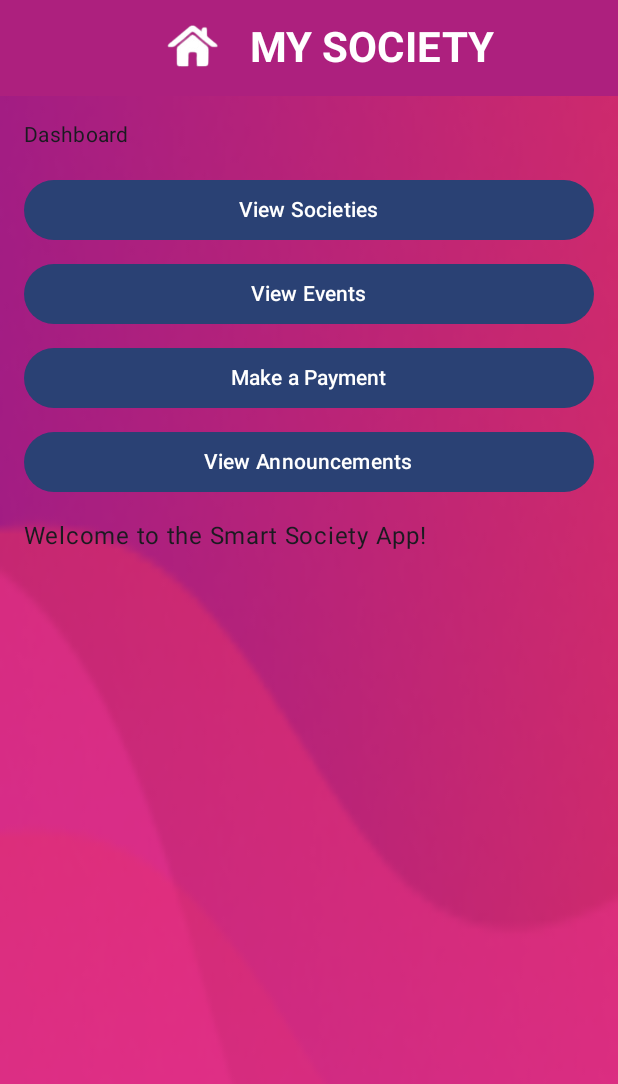
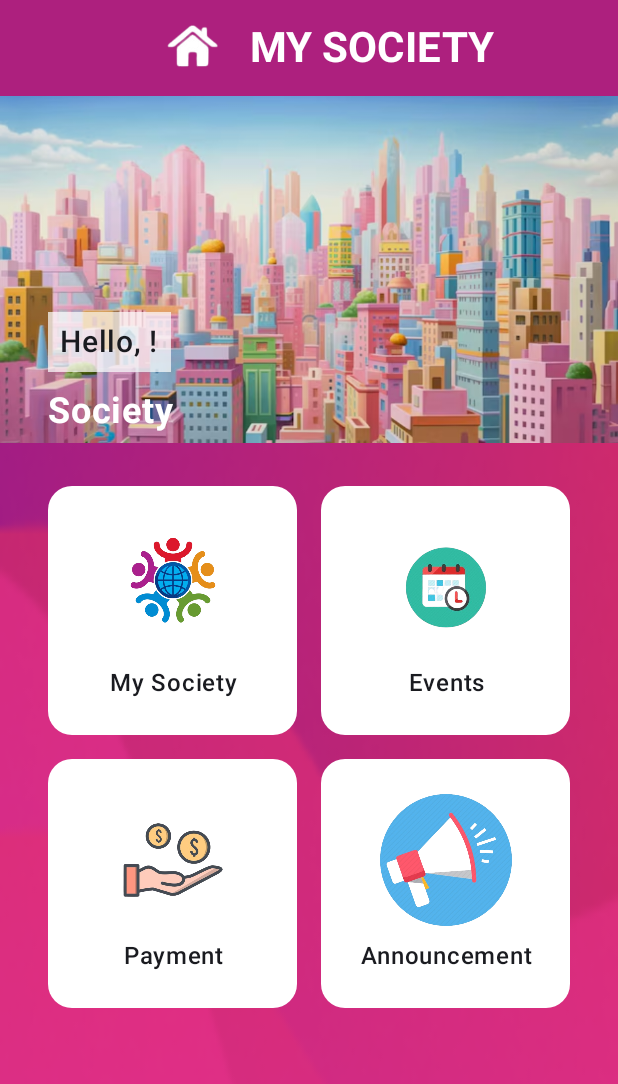
Before and after one commit to kmanikanta335/mySociety, an Android app built with Jetpack Compose: the DashboardScreen screen opened through its navigation route, on a phone screen of 412 x 824 dp. Shown: the top 1084 px of the screen. Run offline under Robolectric (Android 15) with nearby library versions, the phone set to English and light mode, and no system bars; our stand-ins replace Firebase (no records; nobody signed in at launch, a user with empty details on screens opened directly).

Commit message:
DashBaord screen implemnted with design

```diff
--- a/app/src/main/java/com/society/ui/screens/DashboardScreen.kt
+++ b/app/src/main/java/com/society/ui/screens/DashboardScreen.kt
@@ -1,55 +1,172 @@
 package com.society.ui.screens
 
+import androidx.compose.foundation.Image
+import androidx.compose.foundation.background
+import androidx.compose.foundation.clickable
+import androidx.compose.foundation.layout.Arrangement
+import androidx.compose.foundation.layout.Box
 import androidx.compose.foundation.layout.Column
+import androidx.compose.foundation.layout.PaddingValues
 import androidx.compose.foundation.layout.Spacer
+import androidx.compose.foundation.layout.aspectRatio
 import androidx.compose.foundation.layout.fillMaxSize
 import androidx.compose.foundation.layout.fillMaxWidth
 import androidx.compose.foundation.layout.height
 import androidx.compose.foundation.layout.padding
+import androidx.compose.foundation.layout.size
+import androidx.compose.foundation.lazy.grid.GridCells
+import androidx.compose.foundation.lazy.grid.LazyVerticalGrid
+import androidx.compose.foundation.shape.RoundedCornerShape
 import androidx.compose.material3.Button
+import androidx.compose.material3.Card
+import androidx.compose.material3.CardDefaults
 import androidx.compose.material3.MaterialTheme
 import androidx.compose.material3.Text
 import androidx.compose.runtime.Composable
+import androidx.compose.runtime.LaunchedEffect
+import androidx.compose.runtime.getValue
+import androidx.compose.runtime.mutableStateOf
+import androidx.compose.runtime.remember
+import androidx.compose.runtime.setValue
+import androidx.compose.ui.Alignment
 import androidx.compose.ui.Modifier
+import androidx.compose.ui.draw.clip
+import androidx.compose.ui.graphics.Color
+import androidx.compose.ui.res.painterResource
+import androidx.compose.ui.text.font.FontWeight
+import androidx.compose.ui.text.style.TextAlign
 import androidx.compose.ui.unit.dp
+import androidx.compose.ui.unit.sp
+import androidx.lifecycle.viewmodel.compose.viewModel
 import androidx.navigation.NavController
+import androidx.navigation.NavHostController
+import com.google.firebase.auth.FirebaseAuth
+import com.society.R
+import com.society.viewModel.AuthViewModel
 
 @Composable
-fun DashboardScreen(navController: NavController) {
-    Column(modifier = Modifier.fillMaxSize().padding(16.dp)) {
-        Text("Dashboard", style = MaterialTheme.typography.bodyMedium)
+fun DashboardScreen(navController: NavHostController) {
+    val viewModel: AuthViewModel = viewModel()
+    var userName by remember { mutableStateOf<String?>("User!") }
 
-        Spacer(modifier = Modifier.height(16.dp))
-
-        // Societies Button
-        Button(onClick = { navController.navigate("societies") }, modifier = Modifier.fillMaxWidth()) {
-            Text("View Societies")
+    // Get current user from FirebaseAuth
+    LaunchedEffect(Unit) {
+        val currentUser = FirebaseAuth.getInstance().currentUser
+        userName = currentUser?.displayName ?: extractNameFromEmail(currentUser?.email)
     }
 
-        Spacer(modifier = Modifier.height(8.dp))
+    Box(modifier = Modifier
+        .fillMaxSize()
+        //.padding(paddingValues)
+    ) {
+        // Background image
+        Image(
+            painter = painterResource(R.drawable.cityspace), // Replace with the image source
+            contentDescription = null,
+            modifier = Modifier.fillMaxSize(),
+            alignment = Alignment.TopCenter
+        )
 
-        // Events Button
-        Button(onClick = { navController.navigate("events") }, modifier = Modifier.fillMaxWidth()) {
-            Text("View Events")
+        Column(
+            modifier = Modifier
+                .fillMaxSize()
+                .padding(16.dp)
+                .align(Alignment.Center),
+            horizontalAlignment = Alignment.Start
+        ){
+            Spacer(modifier = Modifier.height(128.dp))
+            Text(
+                text = "Hello, $userName!",
+                fontSize = 20.sp,
+                fontWeight = FontWeight.Medium,
+                modifier = Modifier
+                    .padding(horizontal = 16.dp)
+                    .background(Color(0xB3FFFFFF)) // Slightly transparent white
+                    .padding(8.dp)
+                    .clip(RoundedCornerShape(8.dp))
+            )
+
+            Spacer(modifier = Modifier.height(12.dp))
+
+            Text(
+                text = "Society",
+                fontSize = 24.sp,
+                fontWeight = FontWeight.Bold,
+                color = Color.White,
+                modifier = Modifier.padding(horizontal = 16.dp)
+            )
+
+            Spacer(modifier = Modifier.height(36.dp))
+
+            // Grid of options
+            LazyVerticalGrid(
+                columns = GridCells.Fixed(2),
+                contentPadding = PaddingValues(horizontal = 16.dp),
+                verticalArrangement = Arrangement.spacedBy(16.dp),
+                horizontalArrangement = Arrangement.spacedBy(16.dp)
+            ) {
+                val options = listOf(
+                    "My Society" to R.drawable.mys to "societies", // Replace with your drawable resources
+                    "Events" to R.drawable.event to "events",
+                    "Payment" to R.drawable.pay to "payment",
+                    "Announcement" to R.drawable.ann to "announcements"
+                )
+                items(options.size) { index ->
+                    OptionCard(
+                        title = options[index].first.first,
+                        iconRes = options[index].first.second,
+                        route = options[index].second,
+                        navController = navController
+                    )
+                }
+            }
+        }
+    }
 }
 
-        Spacer(modifier = Modifier.height(8.dp))
-
-        // Payment Button
-        Button(onClick = { navController.navigate("payment") }, modifier = Modifier.fillMaxWidth()) {
-            Text("Make a Payment")
+fun extractNameFromEmail(email: String?): String {
+    return email?.substringBefore("@")?.replace(".", " ")?.capitalizeWords() ?: "User"
 }
 
-        Spacer(modifier = Modifier.height(8.dp))
-
-        // Announcements Button
-        Button(onClick = { navController.navigate("announcements") }, modifier = Modifier.fillMaxWidth()) {
-            Text("View Announcements")
+// Extension function to capitalize the first letter of each word
+fun String.capitalizeWords(): String = split(" ").joinToString(" ") { it.capitalize() }
+@Composable
+fun OptionCard(title: String, iconRes: Int,route:String,navController: NavHostController) {
+    Card(
+        modifier = Modifier
+            .fillMaxWidth()
+            .aspectRatio(1f).clickable {
+                      navController.navigate(route)
             }
 
-        Spacer(modifier = Modifier.height(16.dp))
-
-        // Optionally display some summary information
-        Text("Welcome to the Smart Society App!", style = MaterialTheme.typography.bodyLarge)
+        ,
+        shape = RoundedCornerShape(16.dp),
+        colors = CardDefaults.cardColors(
+            containerColor = Color.White
+        )
+    ) {
+        Box(
+            modifier = Modifier.fillMaxSize(),
+            contentAlignment = Alignment.Center
+        ) {
+            Column(
+                horizontalAlignment = Alignment.CenterHorizontally,
+                verticalArrangement = Arrangement.Center,
+                modifier = Modifier.padding(16.dp)
+            ) {
+                Image(
+                    painter = painterResource(id = iconRes),
+                    contentDescription = title,
+                    modifier = Modifier.size(88.dp)
+                )
+                Spacer(modifier = Modifier.height(8.dp))
+                Text(
+                    text = title,
+                    fontSize = 16.sp,
+                    fontWeight = FontWeight.SemiBold,
+                    textAlign = TextAlign.Center
+                )
             }
         }
+    }
+}
```
Also changed, not shown: app/src/main/res/drawable/ann.png (added), app/src/main/res/drawable/cityspace.png (added), app/src/main/res/drawable/event.png (added), app/src/main/res/drawable/ic_cityscape.png (deleted), app/src/main/res/drawable/mys.png (added), app/src/main/res/drawable/pay.png (added). Lines whose indentation alone changed are shown as unchanged.
